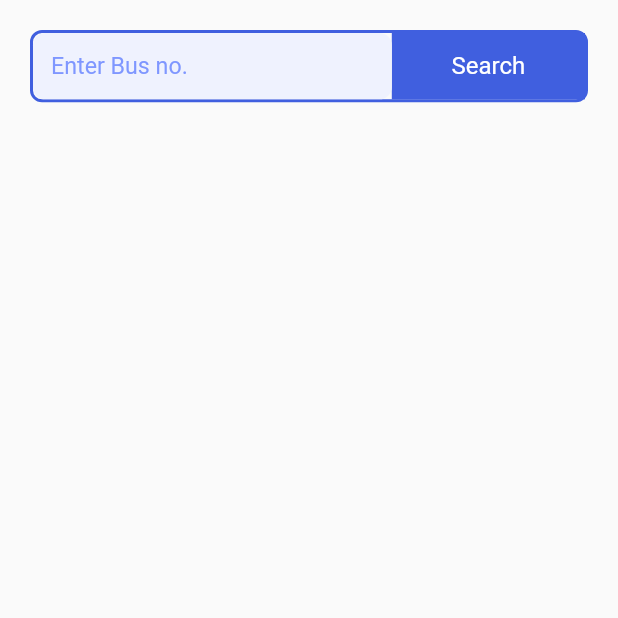
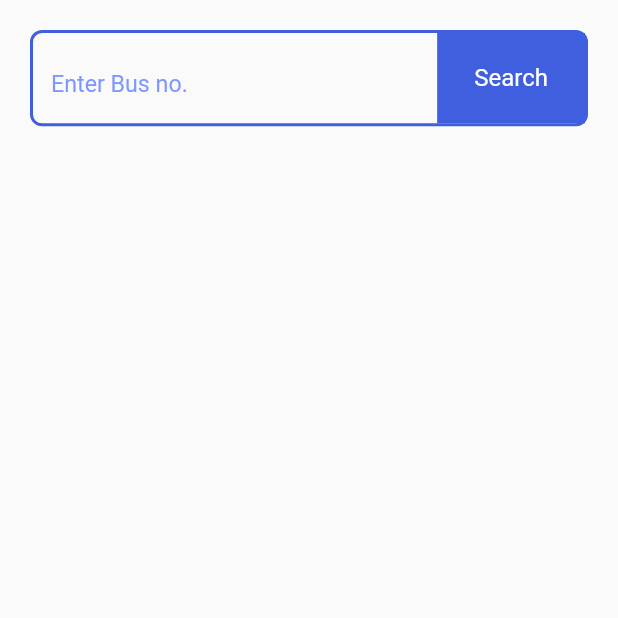
Before and after one commit to NishchayDixit/rmts_brts_flutter, a Flutter app: the RmtsLiveBus screen opened directly, on a phone screen of 412 x 824 dp, the top half of it. Run offline on Flutter 3.47's test engine with Material 2 defaults, Android fonts, the phone set to English and light mode, and no system bars; our stand-ins replace hidden_drawer_menu, sizer; missing offline and left inert: flutter_osm_plugin, maps_launcher; network calls fail.

Commit message:
Design changes in custom_single_bus.dart file

```diff
--- a/lib/Screens/rmts_live_bus.dart
+++ b/lib/Screens/rmts_live_bus.dart
@@ -42,29 +42,27 @@ class _MyHomePageState extends State<RmtsLiveBus> {
             padding: const EdgeInsets.fromLTRB(20.0, 20.0, 20.0, 0.0),
             child: Column(
               children: <Widget>[
-                Expanded(
-                  flex: 6,
-                  child: Container(
+                Container(
                   decoration: BoxDecoration(
-                      shape: BoxShape.rectangle,
+                    // shape: BoxShape.rectangle,
                     borderRadius: BorderRadius.circular(8.0),
                     border: Border.all(
                       style: BorderStyle.solid,
                       color: ColorConstants.primaryColor,
-                          width: 2.0),
+                      width: 2.0,
+                    ),
                   ),
                   child: Row(
                     children: <Widget>[
                       Expanded(
-                          flex: 65,
                         child: TextField(
                           textAlign: TextAlign.start,
                           controller: textEditingController,
                           textAlignVertical: TextAlignVertical.bottom,
                           cursorColor: ColorConstants.primaryColor,
                           decoration: InputDecoration(
-                              filled: true,
-                              fillColor: ColorConstants.primaryFillColor,
+                            // filled: true,
+                            // fillColor: ColorConstants.primaryFillColor,
                             border: OutlineInputBorder(
                               borderSide: BorderSide.none,
                               borderRadius: BorderRadius.circular(1.0.h),
@@ -77,9 +75,7 @@ class _MyHomePageState extends State<RmtsLiveBus> {
                           keyboardType: TextInputType.number,
                         ),
                       ),
-                        Expanded(
-                          flex: 35,
-                          child: InkWell(
+                      InkWell(
                         onTap: () {
                           // if(!isLoading){
                           setState(() {
@@ -94,9 +90,8 @@ class _MyHomePageState extends State<RmtsLiveBus> {
                         child: Ink(
                           color: ColorConstants.primaryColor,
                           child: Container(
+                            padding: EdgeInsets.symmetric(horizontal: 6.0.w,vertical: 2.5.h,),
                             alignment: Alignment.center,
-                                height: double.maxFinite,
-                                width: double.maxFinite,
                             decoration: const BoxDecoration(
                               borderRadius: BorderRadius.only(
                                 bottomRight: Radius.circular(4.0),
@@ -106,10 +101,8 @@ class _MyHomePageState extends State<RmtsLiveBus> {
                             child: Text(
                               "Search",
                               style: TextStyle(
-                                    color:
-                                        ColorConstants.primaryAccentTextColor,
+                                color: ColorConstants.primaryAccentTextColor,
                                 fontSize: 16.0,
-                                  ),
                               ),
                             ),
                           ),
@@ -118,27 +111,19 @@ class _MyHomePageState extends State<RmtsLiveBus> {
                     ],
                   ),
                 ),
-                ),
                 Expanded(
-                  flex: 94,
                   child: (bus_no != -1)
                       ? FutureBuilder<List<RmtsLiveBusModel>>(
                           future: fetchBus(),
                           builder: (context, snapshot) {
-                            if (snapshot.hasData &&
-                                snapshot.data?.length != 0) {
-                              return Column(
-                                children: [
-                                  // Text(buses.length.toString()),
-                                  ListView.builder(
+                            if (snapshot.hasData && snapshot.data!.isNotEmpty) {
+                              return ListView.builder(
                                 itemBuilder: (context, index) {
                                   return SingleBus(buses[index]);
                                 },
                                 shrinkWrap: true,
                                 scrollDirection: Axis.vertical,
                                 itemCount: snapshot.data?.length,
-                                  ),
-                                ],
                               );
                             } else if (snapshot.hasError) {
                               return Text('${snapshot.error}');
@@ -191,7 +176,7 @@ class _MyHomePageState extends State<RmtsLiveBus> {
           //Maps
           Stack(
             children: [
-              Container(
+              SizedBox(
                 width: double.infinity,
                 child: AspectRatio(
                   aspectRatio: 5 / 2,
```
Also changed, not shown: lib/Screens/rmts_all_buses.dart (+12 -8 lines), lib/Screens/rmts_home_screen.dart (+7 -3 lines), lib/Screens/rmts_serach_result.dart (+6 -8 lines), lib/custom_widgets/custom_single_bus.dart (+13 -28 lines), pubspec.lock. Lines whose indentation alone changed are shown as unchanged.
